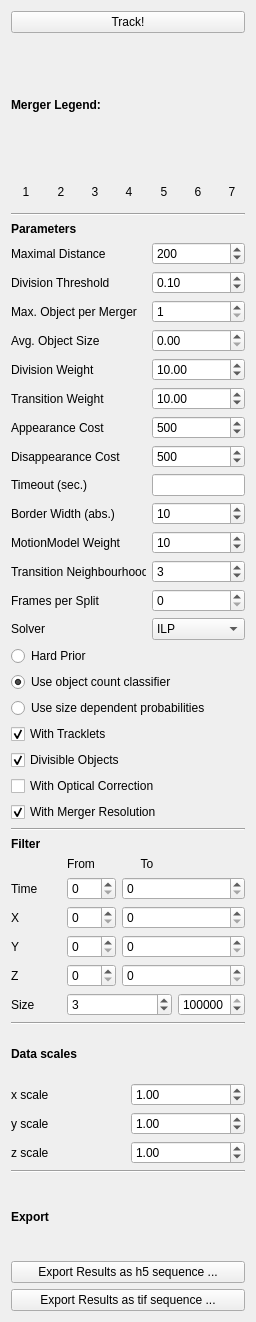
This is ilastik/applets/tracking/conservation/drawer.ui in ilastik/ilastik as Qt 5 draws it before an edit. The edited form follows.
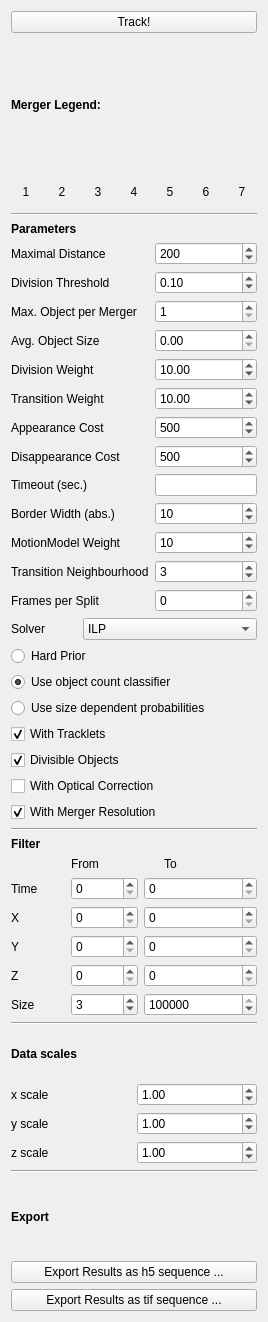
This is the edited form.

The edit to the form file:
```diff
--- a/ilastik/applets/tracking/conservation/drawer.ui
+++ b/ilastik/applets/tracking/conservation/drawer.ui
@@ -16,12 +16,6 @@
     <verstretch>0</verstretch>
    </sizepolicy>
   </property>
-  <property name="minimumSize">
-   <size>
-    <width>256</width>
-    <height>0</height>
-   </size>
-  </property>
   <property name="baseSize">
    <size>
     <width>0</width>
@@ -334,17 +328,17 @@
      </item>
      <item>
       <layout class="QGridLayout" name="gridLayout_2">
-       <item row="9" column="1">
+       <item row="9" column="2">
         <widget class="QLineEdit" name="timeoutBox"/>
        </item>
-       <item row="11" column="0">
+       <item row="11" column="0" colspan="2">
         <widget class="QLabel" name="label_24">
          <property name="text">
           <string>MotionModel Weight</string>
          </property>
         </widget>
        </item>
-       <item row="10" column="1">
+       <item row="10" column="2">
         <widget class="QSpinBox" name="bordWidthBox">
          <property name="maximum">
           <number>999999</number>
@@ -354,7 +348,7 @@
          </property>
         </widget>
        </item>
-       <item row="9" column="0">
+       <item row="9" column="0" colspan="2">
         <widget class="QLabel" name="label_21">
          <property name="toolTip">
           <string>&lt;html&gt;&lt;head/&gt;&lt;body&gt;&lt;p&gt;Timeout in seconds for the &lt;span style=&quot; font-weight:600;&quot;&gt;optimization&lt;/span&gt;. Leave empty for not specifying a timeout (then, the best solution will be found no matter how long it takes). Note that the tracking can take much longer due to pre- and post-processing steps.&lt;/p&gt;&lt;/body&gt;&lt;/html&gt;</string>
@@ -364,7 +358,7 @@
          </property>
         </widget>
        </item>
-       <item row="5" column="0">
+       <item row="5" column="0" colspan="2">
         <widget class="QLabel" name="label_6">
          <property name="toolTip">
           <string>&lt;html&gt;&lt;head/&gt;&lt;body&gt;&lt;p&gt;The weight to&lt;span style=&quot; font-weight:600;&quot;&gt; balance division probabilities&lt;/span&gt; against transitions and detections. High values (≥10) give more weight to the division classifier, low values (≤10) will weigh the transition and detection probabilities higher than the division probabilities.&lt;/p&gt;&lt;/body&gt;&lt;/html&gt;</string>
@@ -374,7 +368,7 @@
          </property>
         </widget>
        </item>
-       <item row="12" column="1">
+       <item row="12" column="2">
         <widget class="QSpinBox" name="maxNearestNeighborsSpinBox">
          <property name="minimum">
           <number>1</number>
@@ -387,7 +381,7 @@
          </property>
         </widget>
        </item>
-       <item row="7" column="0">
+       <item row="7" column="0" colspan="2">
         <widget class="QLabel" name="label_22">
          <property name="toolTip">
           <string>&lt;html&gt;&lt;head/&gt;&lt;body&gt;&lt;p&gt;Costs to allow one object to &lt;span style=&quot; font-weight:600;&quot;&gt;appear&lt;/span&gt;, i.e. to start a new track other than at the beginning of the time range or the borders of the field of view. High values (≥500) forbid object appearances if possible.&lt;/p&gt;&lt;/body&gt;&lt;/html&gt;</string>
@@ -397,7 +391,7 @@
          </property>
         </widget>
        </item>
-       <item row="8" column="0">
+       <item row="8" column="0" colspan="2">
         <widget class="QLabel" name="label_23">
          <property name="toolTip">
           <string>&lt;html&gt;&lt;head/&gt;&lt;body&gt;&lt;p&gt;Costs to allow one object to &lt;span style=&quot; font-weight:600;&quot;&gt;disappear&lt;/span&gt;, i.e. to terminate an existing track other than at the end of the time range or the borders of the field of view. High values (≥500) forbid object disappearances if possible.&lt;/p&gt;&lt;/body&gt;&lt;/html&gt;</string>
@@ -407,14 +401,14 @@
          </property>
         </widget>
        </item>
-       <item row="1" column="0">
+       <item row="1" column="0" colspan="2">
         <widget class="QLabel" name="label_2">
          <property name="text">
           <string>Maximal Distance</string>
          </property>
         </widget>
        </item>
-       <item row="8" column="1">
+       <item row="8" column="2">
         <widget class="QSpinBox" name="disappearanceBox">
          <property name="maximum">
           <number>9999999</number>
@@ -424,7 +418,7 @@
          </property>
         </widget>
        </item>
-       <item row="3" column="0">
+       <item row="3" column="0" colspan="2">
         <widget class="QLabel" name="label_3">
          <property name="toolTip">
           <string>&lt;html&gt;&lt;head/&gt;&lt;body&gt;&lt;p&gt;Specify how many objects are maximally contained in one connected component. For instance, if all objects are segmented without any occlusions (or merging), choose 1. If maximally 2 objects are touching in the segmentation, choose 2... Note that this number has to be consistent with the number of classes chosen in the object count classification if the count classifier is selected below.&lt;/p&gt;&lt;/body&gt;&lt;/html&gt;</string>
@@ -434,7 +428,7 @@
          </property>
         </widget>
        </item>
-       <item row="3" column="1">
+       <item row="3" column="2">
         <widget class="QSpinBox" name="maxObjectsBox">
          <property name="minimum">
           <number>1</number>
@@ -447,14 +441,14 @@
          </property>
         </widget>
        </item>
-       <item row="4" column="0">
+       <item row="4" column="0" colspan="2">
         <widget class="QLabel" name="label_25">
          <property name="text">
           <string>Avg. Object Size</string>
          </property>
         </widget>
        </item>
-       <item row="6" column="0">
+       <item row="6" column="0" colspan="2">
         <widget class="QLabel" name="label_7">
          <property name="toolTip">
           <string>&lt;html&gt;&lt;head/&gt;&lt;body&gt;&lt;p&gt;The weight to&lt;span style=&quot; font-weight:600;&quot;&gt; balance transition probabilities&lt;/span&gt; against divisions and detections. High values (≥10) will make transitions overrule division and detection probabilities, low values (≤10) will weigh detection and division classifier higher than transition probabilities.&lt;/p&gt;&lt;/body&gt;&lt;/html&gt;</string>
@@ -464,7 +458,7 @@
          </property>
         </widget>
        </item>
-       <item row="2" column="1">
+       <item row="2" column="2">
         <widget class="QDoubleSpinBox" name="divThreshBox">
          <property name="maximum">
           <double>1.000000000000000</double>
@@ -477,7 +471,7 @@
          </property>
         </widget>
        </item>
-       <item row="12" column="0">
+       <item row="12" column="0" colspan="2">
         <widget class="QLabel" name="MaxNearestNeighbourLabel">
          <property name="toolTip">
           <string>&lt;html&gt;&lt;head/&gt;&lt;body&gt;&lt;p&gt;Size of the transition neighbourhood determines the number of objects considered in the next time frame as successors and the number of objects considered in the previous time frame as predecessors on a track.&lt;/pre&gt;&lt;/body&gt;&lt;/html&gt;</string>
@@ -487,7 +481,7 @@
          </property>
         </widget>
        </item>
-       <item row="13" column="0">
+       <item row="13" column="0" colspan="2">
         <widget class="QLabel" name="numFramesPerSplitLabel">
          <property name="toolTip">
           <string>&lt;html&gt;&lt;head/&gt;&lt;body&gt;&lt;p&gt;Number of frames per video split (0 no splits).&lt;/pre&gt;&lt;/body&gt;&lt;/html&gt;</string>
@@ -497,7 +491,7 @@
          </property>
         </widget>
        </item>
-       <item row="13" column="1">
+       <item row="13" column="2">
         <widget class="QSpinBox" name="numFramesPerSplitSpinBox">
          <property name="minimum">
           <number>0</number>
@@ -507,7 +501,7 @@
          </property>
         </widget>
        </item>
-       <item row="11" column="1">
+       <item row="11" column="2">
         <widget class="QSpinBox" name="motionModelWeightBox">
          <property name="maximum">
           <number>1000</number>
@@ -517,7 +511,7 @@
          </property>
         </widget>
        </item>
-       <item row="5" column="1">
+       <item row="5" column="2">
         <widget class="QDoubleSpinBox" name="divWeightBox">
          <property name="maximum">
           <double>300.000000000000000</double>
@@ -527,7 +521,7 @@
          </property>
         </widget>
        </item>
-       <item row="7" column="1">
+       <item row="7" column="2">
         <widget class="QSpinBox" name="appearanceBox">
          <property name="maximum">
           <number>9999999</number>
@@ -537,7 +531,7 @@
          </property>
         </widget>
        </item>
-       <item row="10" column="0">
+       <item row="10" column="0" colspan="2">
         <widget class="QLabel" name="label_20">
          <property name="toolTip">
           <string>&lt;html&gt;&lt;head/&gt;&lt;body&gt;&lt;p&gt;Absolute number of pixels at the border of the field of view where appearance and disappearance cost less (linearly).&lt;/p&gt;&lt;/body&gt;&lt;/html&gt;</string>
@@ -547,14 +541,14 @@
          </property>
         </widget>
        </item>
-       <item row="2" column="0">
+       <item row="2" column="0" colspan="2">
         <widget class="QLabel" name="label_5">
          <property name="text">
           <string>Division Threshold</string>
          </property>
         </widget>
        </item>
-       <item row="6" column="1">
+       <item row="6" column="2">
         <widget class="QDoubleSpinBox" name="transWeightBox">
          <property name="maximum">
           <double>300.000000000000000</double>
@@ -564,7 +558,7 @@
          </property>
         </widget>
        </item>
-       <item row="1" column="1">
+       <item row="1" column="2">
         <widget class="QSpinBox" name="maxDistBox">
          <property name="maximum">
           <number>99999</number>
@@ -574,7 +568,7 @@
          </property>
         </widget>
        </item>
-       <item row="4" column="1">
+       <item row="4" column="2">
         <widget class="QDoubleSpinBox" name="avgSizeBox">
          <property name="maximum">
           <double>100000.000000000000000</double>
@@ -584,7 +578,7 @@
          </property>
         </widget>
        </item>
-       <item row="14" column="1">
+       <item row="14" column="1" colspan="2">
         <widget class="QComboBox" name="solverComboBox">
          <item>
           <property name="text">
@@ -762,7 +756,7 @@
          </property>
         </widget>
        </item>
-       <item row="5" column="1" colspan="2">
+       <item row="5" column="1">
         <widget class="QSpinBox" name="from_size">
          <property name="maximum">
           <number>2147483647</number>
@@ -778,7 +772,7 @@
        <item row="3" column="2" colspan="2">
         <widget class="QSpinBox" name="to_y"/>
        </item>
-       <item row="5" column="3">
+       <item row="5" column="2" colspan="2">
         <widget class="QSpinBox" name="to_size">
          <property name="maximum">
           <number>2147483647</number>
```
